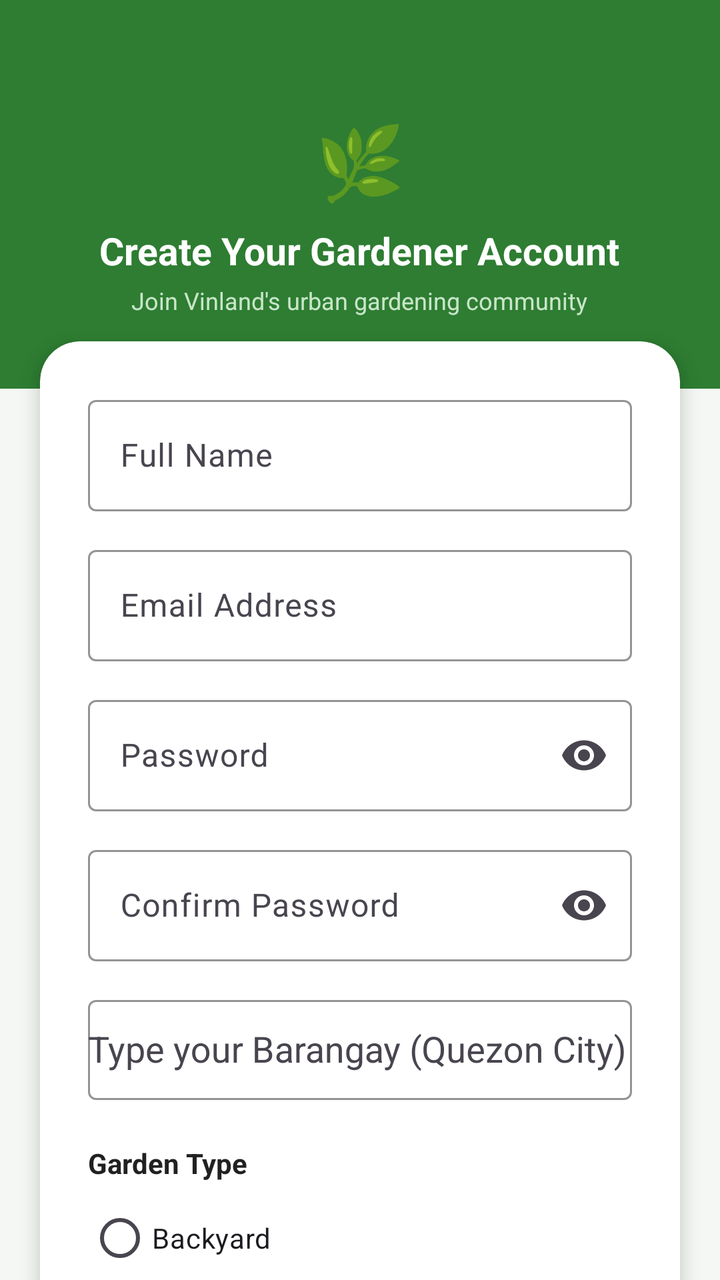
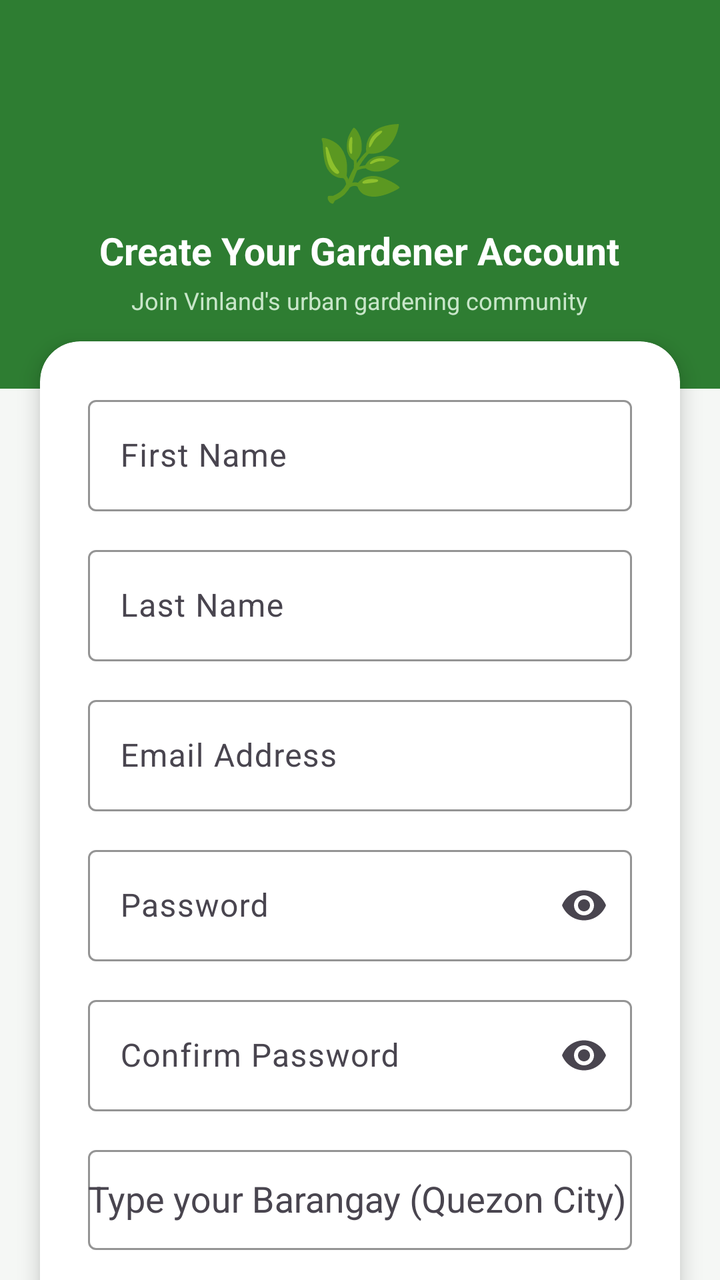

An Android layout rendered at two revisions. The XML below is the earlier revision; the diff shows what the commit changed to produce the second picture.
<!-- AndroidManifest.xml: application theme Theme.Vinland -->
<!-- res/layout/activity_register.xml -->
<?xml version="1.0" encoding="utf-8"?>
<androidx.core.widget.NestedScrollView xmlns:android="http://schemas.android.com/apk/res/android"
    xmlns:app="http://schemas.android.com/apk/res-auto"
    android:layout_width="match_parent"
    android:layout_height="match_parent"
    android:background="#F5F7F5"
    android:fillViewport="true">

    <LinearLayout
        android:layout_width="match_parent"
        android:layout_height="wrap_content"
        android:orientation="vertical">

        
        <LinearLayout
            android:layout_width="match_parent"
            android:layout_height="wrap_content"
            android:orientation="vertical"
            android:gravity="center_horizontal"
            android:background="#2E7D32"
            android:paddingTop="56dp"
            android:paddingBottom="36dp"
            android:paddingHorizontal="24dp">

            <TextView
                android:layout_width="wrap_content"
                android:layout_height="wrap_content"
                android:text="🌿"
                android:textSize="36sp" />

            <TextView
                android:id="@+id/tvTitle"
                android:layout_width="wrap_content"
                android:layout_height="wrap_content"
                android:layout_marginTop="8dp"
                android:text="Create Your Gardener Account"
                android:textSize="19sp"
                android:textStyle="bold"
                android:textColor="#FFFFFF"
                android:textAlignment="center" />

            <TextView
                android:layout_width="wrap_content"
                android:layout_height="wrap_content"
                android:layout_marginTop="4dp"
                android:text="Join Vinland's urban gardening community"
                android:textSize="12sp"
                android:textColor="#C8E6C9" />
        </LinearLayout>

        
        <com.google.android.material.card.MaterialCardView
            android:layout_width="match_parent"
            android:layout_height="wrap_content"
            android:layout_marginStart="20dp"
            android:layout_marginEnd="20dp"
            android:layout_marginTop="-24dp"
            app:cardCornerRadius="20dp"
            app:cardElevation="6dp"
            app:strokeWidth="0dp"
            app:cardBackgroundColor="#FFFFFF">

            <LinearLayout
                android:layout_width="match_parent"
                android:layout_height="wrap_content"
                android:orientation="vertical"
                android:padding="24dp">

                
                <com.google.android.material.textfield.TextInputLayout
                    android:id="@+id/tilFullName"
                    style="@style/Widget.Material3.TextInputLayout.OutlinedBox"
                    android:layout_width="match_parent"
                    android:layout_height="wrap_content"
                    android:hint="Full Name"
                    app:boxStrokeColor="#2E7D32"
                    app:hintTextColor="#2E7D32">

                    <com.google.android.material.textfield.TextInputEditText
                        android:id="@+id/etFullName"
                        android:layout_width="match_parent"
                        android:layout_height="wrap_content"
                        android:inputType="textPersonName" />
                </com.google.android.material.textfield.TextInputLayout>

                
                <com.google.android.material.textfield.TextInputLayout
                    android:id="@+id/tilEmail"
                    style="@style/Widget.Material3.TextInputLayout.OutlinedBox"
                    android:layout_width="match_parent"
                    android:layout_height="wrap_content"
                    android:layout_marginTop="14dp"
                    android:hint="Email Address"
                    app:boxStrokeColor="#2E7D32"
                    app:hintTextColor="#2E7D32">

                    <com.google.android.material.textfield.TextInputEditText
                        android:id="@+id/etEmail"
                        android:layout_width="match_parent"
                        android:layout_height="wrap_content"
                        android:inputType="textEmailAddress" />
                </com.google.android.material.textfield.TextInputLayout>

                
                <com.google.android.material.textfield.TextInputLayout
                    android:id="@+id/tilPassword"
                    style="@style/Widget.Material3.TextInputLayout.OutlinedBox"
                    android:layout_width="match_parent"
                    android:layout_height="wrap_content"
                    android:layout_marginTop="14dp"
                    android:hint="Password"
                    app:boxStrokeColor="#2E7D32"
                    app:hintTextColor="#2E7D32"
                    app:endIconMode="password_toggle">

                    <com.google.android.material.textfield.TextInputEditText
                        android:id="@+id/etPassword"
                        android:layout_width="match_parent"
                        android:layout_height="wrap_content"
                        android:inputType="textPassword" />
                </com.google.android.material.textfield.TextInputLayout>

                
                <com.google.android.material.textfield.TextInputLayout
                    android:id="@+id/tilConfirmPassword"
                    style="@style/Widget.Material3.TextInputLayout.OutlinedBox"
                    android:layout_width="match_parent"
                    android:layout_height="wrap_content"
                    android:layout_marginTop="14dp"
                    android:hint="Confirm Password"
                    app:boxStrokeColor="#2E7D32"
                    app:hintTextColor="#2E7D32"
                    app:endIconMode="password_toggle">

                    <com.google.android.material.textfield.TextInputEditText
                        android:id="@+id/etConfirmPassword"
                        android:layout_width="match_parent"
                        android:layout_height="wrap_content"
                        android:inputType="textPassword" />
                </com.google.android.material.textfield.TextInputLayout>

                
                <com.google.android.material.textfield.TextInputLayout
                    android:id="@+id/tilBarangay"
                    style="@style/Widget.Material3.TextInputLayout.OutlinedBox"
                    android:layout_width="match_parent"
                    android:layout_height="wrap_content"
                    android:layout_marginTop="14dp"
                    android:hint="Type your Barangay (Quezon City)"
                    app:boxStrokeColor="#2E7D32"
                    app:hintTextColor="#2E7D32">

                    <AutoCompleteTextView
                        android:id="@+id/actvBarangay"
                        android:layout_width="match_parent"
                        android:layout_height="50dp"
                        android:completionThreshold="1"
                        android:inputType="text" />
                </com.google.android.material.textfield.TextInputLayout>

                
                <TextView
                    android:layout_width="wrap_content"
                    android:layout_height="wrap_content"
                    android:layout_marginTop="22dp"
                    android:text="Garden Type"
                    android:textStyle="bold"
                    android:textColor="#212121"
                    android:textSize="14sp" />

                <RadioGroup
                    android:id="@+id/rgGardenType"
                    android:layout_width="match_parent"
                    android:layout_height="wrap_content"
                    android:layout_marginTop="4dp"
                    android:orientation="vertical">

                    <RadioButton
                        android:id="@+id/rbBackyard"
                        android:layout_width="wrap_content"
                        android:layout_height="wrap_content"
                        android:text="Backyard"
                        android:buttonTint="#2E7D32" />

                    <RadioButton
                        android:id="@+id/rbRooftop"
                        android:layout_width="wrap_content"
                        android:layout_height="wrap_content"
                        android:text="Rooftop"
                        android:buttonTint="#2E7D32" />

                    <RadioButton
                        android:id="@+id/rbCommunityPlot"
                        android:layout_width="wrap_content"
                        android:layout_height="wrap_content"
                        android:text="Community Plot"
                        android:buttonTint="#2E7D32" />
                </RadioGroup>

                
                <TextView
                    android:layout_width="wrap_content"
                    android:layout_height="wrap_content"
                    android:layout_marginTop="20dp"
                    android:text="Crops You Grow"
                    android:textStyle="bold"
                    android:textColor="#212121"
                    android:textSize="14sp" />

                <LinearLayout
                    android:id="@+id/layoutCropsContainer"
                    android:layout_width="match_parent"
                    android:layout_height="wrap_content"
                    android:orientation="horizontal"
                    android:layout_marginTop="4dp">

                    <CheckBox
                        android:id="@+id/cbTomato"
                        android:layout_width="wrap_content"
                        android:layout_height="wrap_content"
                        android:text="Tomato"
                        android:buttonTint="#2E7D32" />

                    <CheckBox
                        android:id="@+id/cbGreenPepper"
                        android:layout_width="wrap_content"
                        android:layout_height="wrap_content"
                        android:layout_marginStart="20dp"
                        android:text="Green Pepper"
                        android:buttonTint="#2E7D32" />
                </LinearLayout>

                
                <TextView
                    android:id="@+id/tvError"
                    android:layout_width="match_parent"
                    android:layout_height="wrap_content"
                    android:layout_marginTop="14dp"
                    android:textColor="#D32F2F"
                    android:textSize="13sp"
                    android:visibility="gone" />

                
                <com.google.android.material.button.MaterialButton
                    android:id="@+id/btnRegister"
                    android:layout_width="match_parent"
                    android:layout_height="52dp"
                    android:layout_marginTop="20dp"
                    android:text="Register"
                    android:textAllCaps="false"
                    android:textSize="16sp"
                    app:cornerRadius="12dp"
                    app:backgroundTint="#2E7D32" />

                <ProgressBar
                    android:id="@+id/progressBar"
                    android:layout_width="wrap_content"
                    android:layout_height="wrap_content"
                    android:layout_gravity="center"
                    android:layout_marginTop="12dp"
                    android:visibility="gone" />

            </LinearLayout>
        </com.google.android.material.card.MaterialCardView>

        <TextView
            android:id="@+id/tvGoToLogin"
            android:layout_width="wrap_content"
            android:layout_height="wrap_content"
            android:layout_gravity="center"
            android:layout_marginTop="24dp"
            android:layout_marginBottom="32dp"
            android:text="Already have an account? Log in"
            android:textColor="#2E7D32"
            android:textSize="14sp"
            android:textStyle="bold" />

    </LinearLayout>
</androidx.core.widget.NestedScrollView>
<!-- resources referenced by this layout -->
<resources>
  <style name="Theme.Vinland" parent="Base.Theme.Vinland" />
  <style name="Base.Theme.Vinland" parent="Theme.Material3.DayNight.NoActionBar">
          
          
      </style>
</resources>

<!-- the commit's change to res/layout/activity_register.xml (unified diff, before → after) -->
@@ -68,19 +68,37 @@
 
                 
                 <com.google.android.material.textfield.TextInputLayout
-                    android:id="@+id/tilFullName"
-                    style="@style/Widget.Material3.TextInputLayout.OutlinedBox"
-                    android:layout_width="match_parent"
-                    android:layout_height="wrap_content"
-                    android:hint="Full Name"
-                    app:boxStrokeColor="#2E7D32"
-                    app:hintTextColor="#2E7D32">
-
-                    <com.google.android.material.textfield.TextInputEditText
-                        android:id="@+id/etFullName"
-                        android:layout_width="match_parent"
-                        android:layout_height="wrap_content"
-                        android:inputType="textPersonName" />
+                    android:id="@+id/tilFirstName"
+                    style="@style/Widget.Material3.TextInputLayout.OutlinedBox"
+                    android:layout_width="match_parent"
+                    android:layout_height="wrap_content"
+                    android:hint="First Name"
+                    app:boxStrokeColor="#2E7D32"
+                    app:hintTextColor="#2E7D32">
+
+                    <com.google.android.material.textfield.TextInputEditText
+                        android:id="@+id/etFirstName"
+                        android:layout_width="match_parent"
+                        android:layout_height="wrap_content"
+                        android:inputType="textPersonName|textCapWords" />
+                </com.google.android.material.textfield.TextInputLayout>
+
+                
+                <com.google.android.material.textfield.TextInputLayout
+                    android:id="@+id/tilLastName"
+                    style="@style/Widget.Material3.TextInputLayout.OutlinedBox"
+                    android:layout_width="match_parent"
+                    android:layout_height="wrap_content"
+                    android:layout_marginTop="14dp"
+                    android:hint="Last Name"
+                    app:boxStrokeColor="#2E7D32"
+                    app:hintTextColor="#2E7D32">
+
+                    <com.google.android.material.textfield.TextInputEditText
+                        android:id="@+id/etLastName"
+                        android:layout_width="match_parent"
+                        android:layout_height="wrap_content"
+                        android:inputType="textPersonName|textCapWords" />
                 </com.google.android.material.textfield.TextInputLayout>
 
                 
